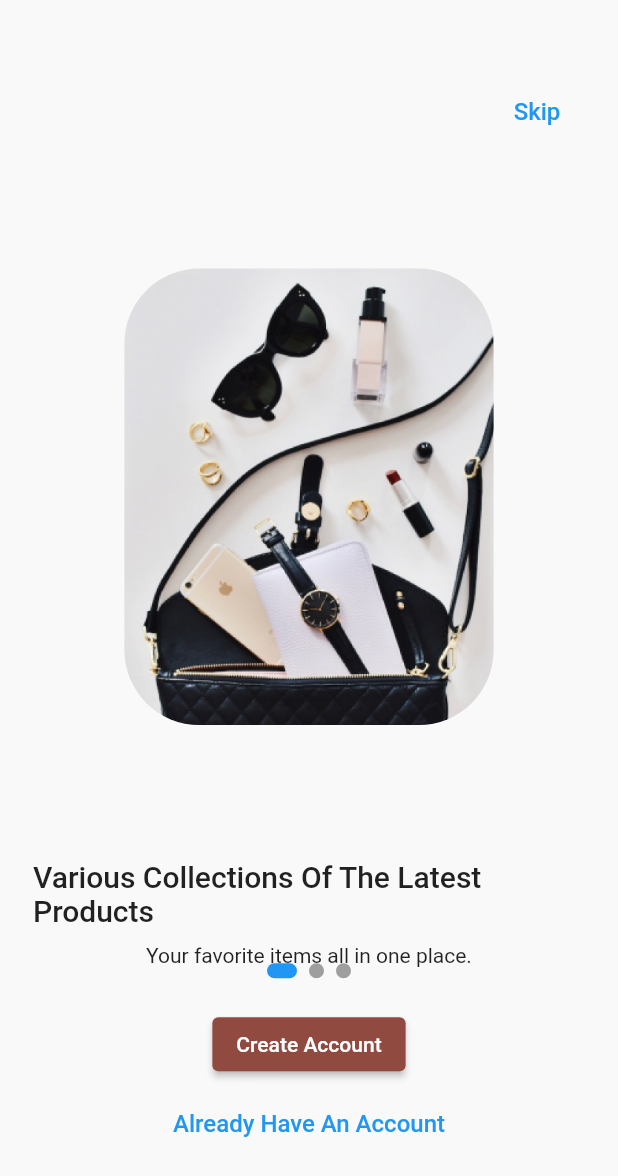
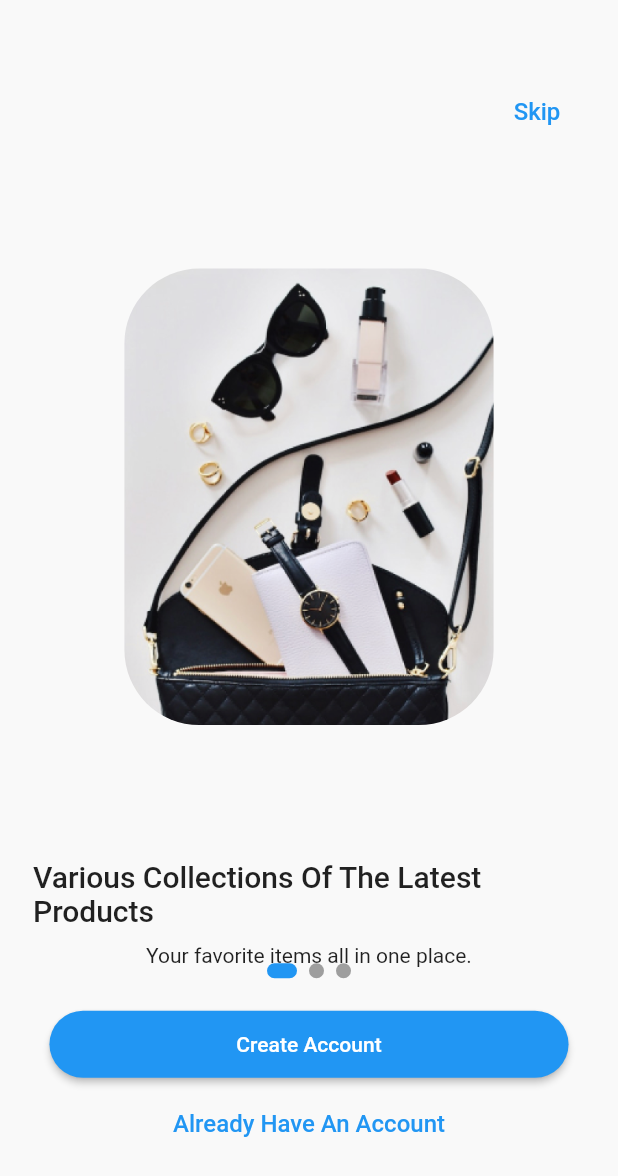
Before and after one commit to mohamedwagdy581/training-task, a Flutter app: the screen it shows after launch, on a phone screen of 412 x 824 dp. Shown: the top 1176 px of the screen. Run offline on Flutter 3.47's test engine with Material 3 defaults, Android fonts, the phone set to English and light mode, and no system bars; our stand-ins replace bloc, dio, flutter_bloc, flutter_screenutil, go_router, logger and 1 more.

```diff
--- a/lib/features/auth/login/login_cubit/login_cubit.dart
+++ b/lib/features/auth/login/login_cubit/login_cubit.dart
@@ -22,13 +22,13 @@ class LoginCubit extends Cubit<LoginState> {
         data: {"username": email, "password": password},
       );
 
-      // حفظ التوكنات
+      // Save Token
       await CacheHelper.saveString(
         key: kAccessToken,
         value: response.data[kAccessToken],
       );
 
-      // لو فيه refreshToken
+      // refreshToken
       if (response.data[kRefreshToken] != null) {
         await CacheHelper.saveString(
           key: kRefreshToken,
--- a/lib/features/home/presentation/view/home_view.dart
+++ b/lib/features/home/presentation/view/home_view.dart
@@ -1,4 +1,5 @@
 import 'package:flutter/material.dart';
+import 'package:flutter_screenutil/flutter_screenutil.dart';
 
 import 'widgets/home_view_body.dart';
 
@@ -8,7 +9,6 @@ class HomeView extends StatelessWidget {
   @override
   Widget build(BuildContext context) {
     return Scaffold(
-      appBar: AppBar(title: const Text('Home')),
       body: HomeViewBody(),
     );
   }
--- a/lib/features/onboarding/presentation/widgets/create_account_button.dart
+++ b/lib/features/onboarding/presentation/widgets/create_account_button.dart
@@ -1,5 +1,6 @@
 // features/onboarding/view/widgets/get_started_button.dart
 import 'package:flutter/material.dart';
+import 'package:flutter_screenutil/flutter_screenutil.dart';
 import 'package:go_router/go_router.dart';
 import 'package:shared_preferences/shared_preferences.dart';
 
@@ -10,7 +11,16 @@ class CreateAccountButton extends StatelessWidget {
 
   @override
   Widget build(BuildContext context) {
-    return ElevatedButton(
+    return Padding(
+      padding: EdgeInsets.symmetric(horizontal: 30.w),
+      child: ElevatedButton(
+        style: ElevatedButton.styleFrom(
+          backgroundColor: Colors.blue,
+          minimumSize: Size(double.infinity, 44.h),
+          shape: RoundedRectangleBorder(
+            borderRadius: BorderRadius.circular(30.r),
+          ),
+        ),
         onPressed: () async {
           final prefs = await SharedPreferences.getInstance();
           await prefs.setBool('onBoardingScreen', true);
@@ -20,6 +30,7 @@ class CreateAccountButton extends StatelessWidget {
           }
         },
         child: const Text('Create Account'),
+      ),
     );
   }
 }
```
Also changed, not shown: lib/features/home/presentation/view/widgets/home_view_body.dart (+20 -1 lines). Lines whose indentation alone changed are shown as unchanged.
